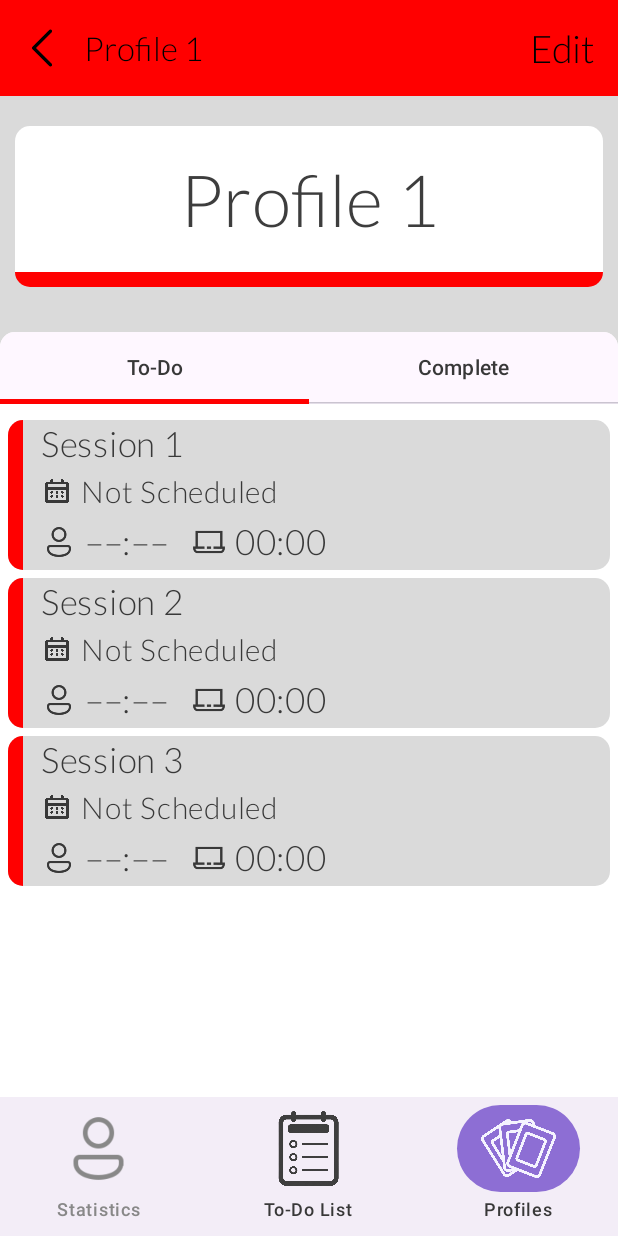
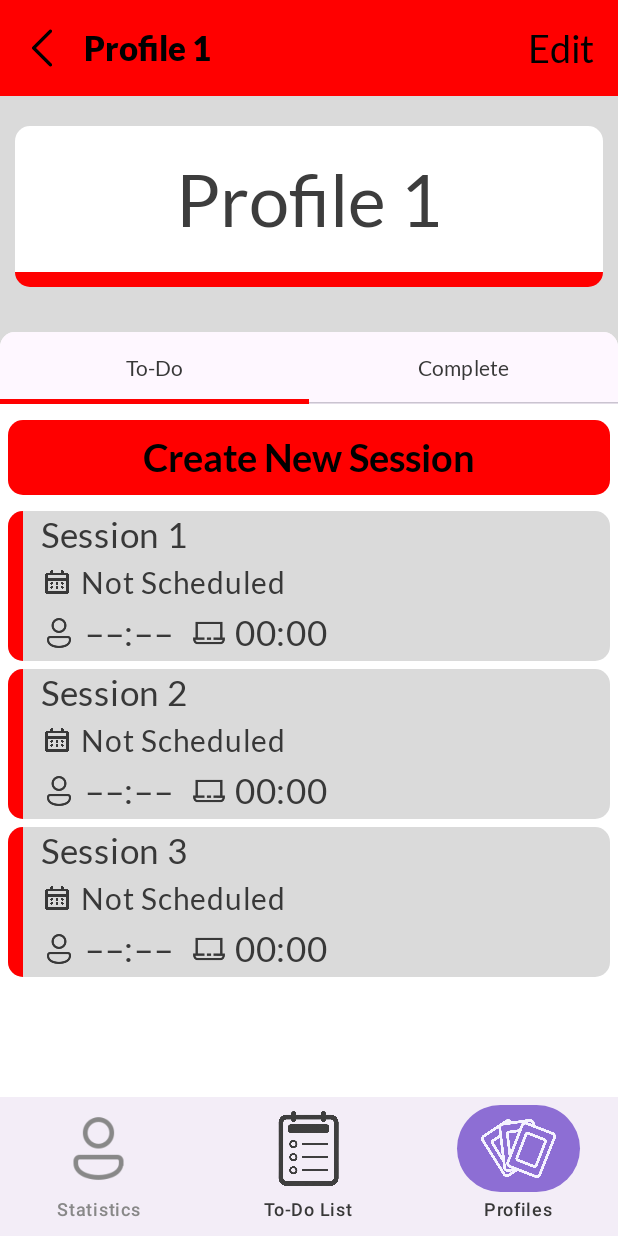
Before and after one commit to piersonh/clockworkandroid, an Android app built with Jetpack Compose: the screen it shows after launch (MainActivity), after a tap on "Profile 1", on a phone screen of 412 x 824 dp. Run offline under Robolectric (Android 15) with nearby library versions, the phone set to English and light mode, and no system bars; our stand-ins replace Room's generated code; 2 statements that could not run were skipped.

Commit message:
Added Lato variants Added create new session button to profile session list page

```diff
--- a/app/src/main/java/com/wordco/clockworkandroid/AppNavigation.kt
+++ b/app/src/main/java/com/wordco/clockworkandroid/AppNavigation.kt
@@ -130,6 +130,7 @@ fun NavHost(
             onBackClick = navController::popBackStack,
             onEditClick = {  },
             onSessionClick = navController::navigateToTimer,
+            onCreateNewSessionClick = navController::navigateToCreateNewTask,
             navBar = { navBar(ProfileListRoute) },
         )
     }
--- a/app/src/main/java/com/wordco/clockworkandroid/core/ui/theme/Colors.kt
+++ b/app/src/main/java/com/wordco/clockworkandroid/core/ui/theme/Colors.kt
@@ -14,6 +14,7 @@ internal val lightColorPalette = lightColorScheme(
     secondaryContainer = Color(0xFF8d6ed4),
     onSecondaryContainer = Color(0xFFf6f5ff),
     surfaceVariant = Color(0xFFf3edf7),
+    background = Color(0xFFfef7ff)
 )
 
 internal val darkColorPalette = darkColorScheme(
--- a/app/src/main/java/com/wordco/clockworkandroid/core/ui/theme/Fonts.kt
+++ /dev/null
@@ -1,9 +0,0 @@
-package com.wordco.clockworkandroid.core.ui.theme
-
-import androidx.compose.ui.text.font.Font
-import androidx.compose.ui.text.font.FontFamily
-import androidx.compose.ui.text.font.FontWeight
-import com.wordco.clockworkandroid.R
-
-val LATO: FontFamily = FontFamily(Font(R.font.lato_light, FontWeight.Light))
-val ROBOTO: FontFamily = FontFamily(Font(R.font.roboto_mono, FontWeight.Light))
--- /dev/null
+++ b/app/src/main/java/com/wordco/clockworkandroid/core/ui/theme/Type.kt
@@ -0,0 +1,33 @@
+package com.wordco.clockworkandroid.core.ui.theme
+
+import androidx.compose.ui.text.font.Font
+import androidx.compose.ui.text.font.FontFamily
+import androidx.compose.ui.text.font.FontWeight
+import com.wordco.clockworkandroid.R
+
+val LATO: FontFamily = FontFamily(
+    Font(R.font.lato_light, FontWeight.Light),
+    Font(R.font.lato_regular, FontWeight.Normal),
+    Font(R.font.lato_bold, FontWeight.Bold),
+    Font(R.font.lato_black, FontWeight.Black),
+)
+val ROBOTO: FontFamily = FontFamily(
+    Font(R.font.roboto_mono, FontWeight.Light)
+)
+//val typography = Typography(
+//    displayLarge = TODO(),
+//    displayMedium = TODO(),
+//    displaySmall = TODO(),
+//    headlineLarge = TODO(),
+//    headlineMedium = TODO(),
+//    headlineSmall = TODO(),
+//    titleLarge = TODO(),
+//    titleMedium = TODO(),
+//    titleSmall = TODO(),
+//    bodyLarge = TODO(),
+//    bodyMedium = TODO(),
+//    bodySmall = TODO(),
+//    labelLarge = TODO(),
+//    labelMedium = TODO(),
+//    labelSmall = TODO()
+//)
--- a/app/src/main/java/com/wordco/clockworkandroid/profile_session_list_feature/ui/ProfileSessionListNavigation.kt
+++ b/app/src/main/java/com/wordco/clockworkandroid/profile_session_list_feature/ui/ProfileSessionListNavigation.kt
@@ -27,6 +27,7 @@ fun NavGraphBuilder.profileSessionListPage(
     onBackClick: () -> Unit,
     onEditClick: () -> Unit,
     onSessionClick: (Long) -> Unit,
+    onCreateNewSessionClick: () -> Unit,
     navBar: @Composable () -> Unit,
 ) {
     composable<ProfileSessionListRoute> { entry ->
@@ -48,6 +49,7 @@ fun NavGraphBuilder.profileSessionListPage(
             onBackClick = onBackClick,
             onEditClick = onEditClick,
             onSessionClick = onSessionClick,
+            onCreateNewSessionClick = onCreateNewSessionClick,
             navBar = navBar,
         )
     }
--- a/app/src/main/java/com/wordco/clockworkandroid/profile_session_list_feature/ui/ProfileSessionListPage.kt
+++ b/app/src/main/java/com/wordco/clockworkandroid/profile_session_list_feature/ui/ProfileSessionListPage.kt
@@ -17,6 +17,7 @@ import androidx.compose.foundation.lazy.items
 import androidx.compose.foundation.pager.HorizontalPager
 import androidx.compose.foundation.pager.rememberPagerState
 import androidx.compose.foundation.shape.RoundedCornerShape
+import androidx.compose.material3.ButtonDefaults
 import androidx.compose.material3.ExperimentalMaterial3Api
 import androidx.compose.material3.IconButton
 import androidx.compose.material3.MaterialTheme
@@ -37,12 +38,11 @@ import androidx.compose.ui.Modifier
 import androidx.compose.ui.draw.clip
 import androidx.compose.ui.graphics.Color
 import androidx.compose.ui.graphics.ColorFilter
-import androidx.compose.ui.graphics.luminance
 import androidx.compose.ui.layout.ContentScale
 import androidx.compose.ui.res.painterResource
 import androidx.compose.ui.text.TextStyle
+import androidx.compose.ui.text.font.FontWeight
 import androidx.compose.ui.text.style.TextAlign
-import androidx.compose.ui.tooling.preview.Preview
 import androidx.compose.ui.tooling.preview.PreviewLightDark
 import androidx.compose.ui.unit.dp
 import androidx.compose.ui.unit.sp
@@ -55,11 +55,9 @@ import com.wordco.clockworkandroid.core.ui.theme.ClockworkTheme
 import com.wordco.clockworkandroid.core.ui.theme.LATO
 import com.wordco.clockworkandroid.core.ui.util.FAKE_TOP_LEVEL_DESTINATIONS
 import com.wordco.clockworkandroid.profile_session_list_feature.ui.elements.ProfileSessionListUiItem
-import com.wordco.clockworkandroid.profile_session_list_feature.ui.model.ProfileSessionListItem
 import com.wordco.clockworkandroid.profile_session_list_feature.ui.model.mapper.toProfileSessionListItem
+import com.wordco.clockworkandroid.profile_session_list_feature.ui.util.contrastRatioWith
 import kotlinx.coroutines.launch
-import kotlin.math.max
-import kotlin.math.min
 
 @Composable
 fun ProfileSessionListPage(
@@ -67,6 +65,7 @@ fun ProfileSessionListPage(
     onBackClick: () -> Unit,
     onEditClick: () -> Unit,
     onSessionClick: (Long) -> Unit,
+    onCreateNewSessionClick: () -> Unit,
     navBar: @Composable () -> Unit,
 ) {
     val uiState by viewModel.uiState.collectAsStateWithLifecycle()
@@ -76,7 +75,8 @@ fun ProfileSessionListPage(
         onBackClick = onBackClick,
         onEditClick = onEditClick,
         onSessionClick = onSessionClick,
-        navBar = navBar
+        onCreateNewSessionClick = onCreateNewSessionClick,
+        navBar = navBar,
     )
 }
 
@@ -86,6 +86,7 @@ private fun ProfileSessionListPage(
     onBackClick: () -> Unit,
     onEditClick: () -> Unit,
     onSessionClick: (Long) -> Unit,
+    onCreateNewSessionClick: () -> Unit,
     navBar: @Composable () -> Unit,
 ) {
     when (uiState) {
@@ -94,6 +95,7 @@ private fun ProfileSessionListPage(
             onBackClick = onBackClick,
             onEditClick = onEditClick,
             onSessionClick = onSessionClick,
+            onCreateNewSessionClick = onCreateNewSessionClick,
             navBar = navBar,
         )
         ProfileSessionListUiState.Retrieving -> ProfileSessionListPageRetrieving(
@@ -111,6 +113,7 @@ private fun ProfileSessionListPageRetrieved(
     onBackClick: () -> Unit,
     onEditClick: () -> Unit,
     onSessionClick: (Long) -> Unit,
+    onCreateNewSessionClick: () -> Unit,
     navBar: @Composable () -> Unit,
 ) {
     Scaffold (
@@ -119,10 +122,7 @@ private fun ProfileSessionListPageRetrieved(
                 Color.White,
                 Color.Black,
             ).maxBy {
-                val l1 = max(it.luminance(), uiState.profileColor.luminance())
-                val l2 = min(it.luminance(), uiState.profileColor.luminance())
-
-                ((l1 + 0.05f) / (l2 + 0.05f))
+                uiState.profileColor.contrastRatioWith(it)
             }
 
             TopAppBar(
@@ -147,6 +147,7 @@ private fun ProfileSessionListPageRetrieved(
                     Text(
                         uiState.profileName,
                         fontFamily = LATO,
+                        fontWeight = FontWeight.Black
                     )
                 },
                 actions = {
@@ -176,11 +177,12 @@ private fun ProfileSessionListPageRetrieved(
                 TabbedScreenItem(
                     "To-Do"
                 ) {
-                    SessionList(
-                        sessions = uiState.sessions,
+                    TodoList(
+                        uiState = uiState,
                         onSessionClick = onSessionClick,
+                        onCreateNewSessionClick = onCreateNewSessionClick,
                         modifier = Modifier
-                            .padding(5.dp)
+                            .padding(horizontal = 5.dp)
                     )
                 },
                 TabbedScreenItem(
@@ -284,7 +286,10 @@ fun TabbedScreen(
                             pagerState.animateScrollToPage(index)
                         }
                     },
-                    text = { Text(text = screen.label) },
+                    text = { Text(
+                        text = screen.label,
+                        fontFamily = LATO,
+                    ) },
                 )
             }
         }
@@ -299,9 +304,10 @@ fun TabbedScreen(
 
 
 @Composable
-private fun SessionList(
-    sessions: List<ProfileSessionListItem>,
+private fun TodoList(
+    uiState: ProfileSessionListUiState.Retrieved,
     onSessionClick: (Long) -> Unit,
+    onCreateNewSessionClick: () -> Unit,
     modifier: Modifier = Modifier,
 ) {
     Box(
@@ -311,11 +317,41 @@ private fun SessionList(
             verticalArrangement = Arrangement.spacedBy(5.dp),
         ) {
             item {
+                Spacer(Modifier.height(5.dp))
+            }
+
+            item {
+                TextButton(
+                    onClick = onCreateNewSessionClick,
+                    colors = ButtonDefaults.textButtonColors(
+                        containerColor = uiState.profileColor,
+                        contentColor = listOf(
+                            Color.White,
+                            Color.Black
+                        ).maxBy {
+                            uiState.profileColor.contrastRatioWith(it)
+                        }
+                    ),
+                    shape = RoundedCornerShape(10.dp),
+                    modifier = Modifier
+                        .height(50.dp)
+                        .fillMaxWidth()
+                ) {
+                    Text(
+                        text = "Create New Session",
+                        fontFamily = LATO,
+                        fontWeight = FontWeight.Bold,
+                        fontSize = 25.sp
+                    )
+                }
+            }
+
+            item {
                 Spacer(Modifier)
             }
 
             items(
-                items = sessions,
+                items = uiState.sessions,
                 key = { it.id }
             ) { session ->
                 ProfileSessionListUiItem(
@@ -366,14 +402,14 @@ private fun ProfileSessionListPageRetrieving(
 
 
 
-@Preview
+@PreviewLightDark
 @Composable
 private fun ProfileSessionListPageRetrievedPreview() {
     ClockworkTheme {
         ProfileSessionListPageRetrieved (
             uiState = ProfileSessionListUiState.Retrieved(
                 profileName = "Preview",
-                profileColor = Color.Red,
+                profileColor = Color.Yellow,
                 sessions = DummyData.SESSIONS
                     .filter { it.profileId != null }
                     .map { it.toProfileSessionListItem() },
@@ -381,6 +417,7 @@ private fun ProfileSessionListPageRetrievedPreview() {
             onBackClick = {},
             onEditClick = {},
             onSessionClick = {},
+            onCreateNewSessionClick = {},
             navBar = { NavBar(
                 items = FAKE_TOP_LEVEL_DESTINATIONS,
                 currentDestination = Unit,
--- /dev/null
+++ b/app/src/main/java/com/wordco/clockworkandroid/profile_session_list_feature/ui/util/ContrastRatio.kt
@@ -0,0 +1,13 @@
+package com.wordco.clockworkandroid.profile_session_list_feature.ui.util
+
+import androidx.compose.ui.graphics.Color
+import androidx.compose.ui.graphics.luminance
+import kotlin.math.max
+import kotlin.math.min
+
+fun Color.contrastRatioWith(other: Color) : Float {
+    val l1 = max(other.luminance(), luminance())
+    val l2 = min(other.luminance(), luminance())
+
+    return ((l1 + 0.05f) / (l2 + 0.05f))
+}
--- a/app/src/main/java/com/wordco/clockworkandroid/session_list_feature/ui/TaskListPage.kt
+++ b/app/src/main/java/com/wordco/clockworkandroid/session_list_feature/ui/TaskListPage.kt
@@ -25,6 +25,7 @@ import androidx.compose.runtime.getValue
 import androidx.compose.ui.Modifier
 import androidx.compose.ui.draw.clip
 import androidx.compose.ui.graphics.Color
+import androidx.compose.ui.text.font.FontWeight
 import androidx.compose.ui.tooling.preview.Preview
 import androidx.compose.ui.unit.dp
 import androidx.compose.ui.unit.sp
@@ -75,6 +76,7 @@ private fun TaskListPage(
                     Text(
                         "Task Sessions",
                         fontFamily = LATO,
+                        fontWeight = FontWeight.Black,
                     )
                 },
                 actions = {
```
Also changed, not shown: app/src/main/java/com/wordco/clockworkandroid/edit_profile_feature/ui/CreateProfilePage.kt (+49 -29 lines), app/src/main/java/com/wordco/clockworkandroid/edit_session_feature/ui/CreateNewTaskPage.kt (+47 -26 lines), app/src/main/java/com/wordco/clockworkandroid/edit_session_feature/ui/EditTaskPage.kt (+48 -27 lines), app/src/main/res/font/lato_black.ttf (added), app/src/main/res/font/lato_bold.ttf (added), app/src/main/res/font/lato_light.ttf, app/src/main/res/font/lato_regular.ttf (added).
